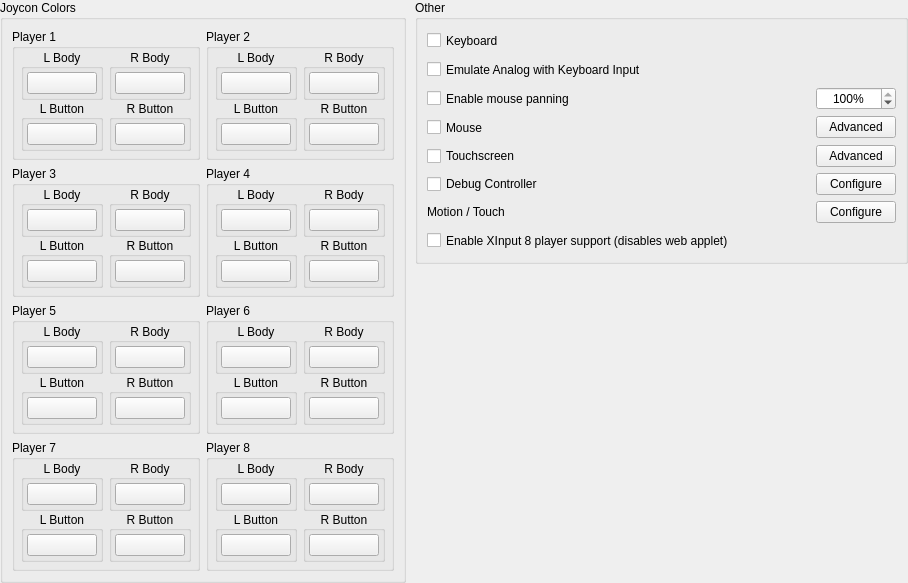
Above: src/yuzu/configuration/configure_input_advanced.ui from QuantumGhost/yuzu before the change. Below: the same form after it.
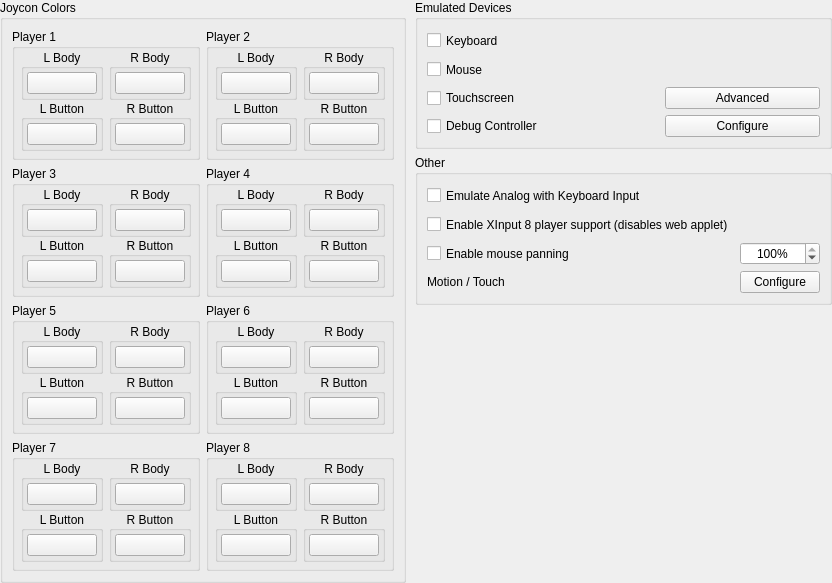
That is the form after the change.

Diff of the .ui file:
```diff
--- a/src/yuzu/configuration/configure_input_advanced.ui
+++ b/src/yuzu/configuration/configure_input_advanced.ui
@@ -2530,7 +2530,7 @@
             <item>
              <widget class="QGroupBox" name="gridGroupBox_3">
               <property name="title">
-               <string>Other</string>
+               <string>Emulated Devices</string>
               </property>
               <layout class="QGridLayout" name="gridLayout_3">
                <item row="0" column="0">
@@ -2547,7 +2547,7 @@
                 </widget>
                </item>
                 <item row="1" column="0">
-                  <widget class="QCheckBox" name="emulate_analog_keyboard">
+                  <widget class="QCheckBox" name="mouse_enabled">
                     <property name="minimumSize">
                       <size>
                         <width>0</width>
@@ -2555,53 +2555,18 @@
                       </size>
                     </property>
                     <property name="text">
-                      <string>Emulate Analog with Keyboard Input</string>
+                      <string>Mouse</string>
                     </property>
                   </widget>
                 </item>
                 <item row="2" column="0">
-                  <widget class="QCheckBox" name="mouse_panning">
-                    <property name="minimumSize">
-                      <size>
-                        <width>0</width>
-                        <height>23</height>
-                      </size>
-                    </property>
+                  <widget class="QCheckBox" name="touchscreen_enabled">
                     <property name="text">
-                      <string>Enable mouse panning</string>
+                      <string>Touchscreen</string>
                     </property>
                   </widget>
                 </item>
-                <item row="2" column="2">
-                    <widget class="QSpinBox" name="mouse_panning_sensitivity">
-                      <property name="toolTip">
-                        <string>Mouse sensitivity</string>
-                      </property>
-                      <property name="alignment">
-                        <set>Qt::AlignCenter</set>
-                      </property>
-                      <property name="suffix">
-                        <string>%</string>
-                      </property>
-                      <property name="minimum">
-                        <number>1</number>
-                      </property>
-                      <property name="maximum">
-                        <number>100</number>
-                      </property>
-                      <property name="value">
-                        <number>100</number>
-                      </property>
-                    </widget>
-                </item>
-               <item row="6" column="2">
-                <widget class="QPushButton" name="touchscreen_advanced">
-                 <property name="text">
-                  <string>Advanced</string>
-                 </property>
-                </widget>
-               </item>
-               <item row="3" column="1">
+               <item row="2" column="1">
                 <spacer name="horizontalSpacer_8">
                  <property name="orientation">
                   <enum>Qt::Horizontal</enum>
@@ -2617,80 +2582,117 @@
                  </property>
                 </spacer>
                </item>
-               <item row="3" column="2">
-                <widget class="QPushButton" name="mouse_advanced">
-                 <property name="text">
-                  <string>Advanced</string>
-                 </property>
-                </widget>
-               </item>
-               <item row="6" column="0">
-                <widget class="QCheckBox" name="touchscreen_enabled">
-                 <property name="text">
-                  <string>Touchscreen</string>
-                 </property>
-                </widget>
-               </item>
+                <item row="2" column="2">
+                  <widget class="QPushButton" name="touchscreen_advanced">
+                    <property name="text">
+                      <string>Advanced</string>
+                    </property>
+                  </widget>
+                </item>
                <item row="3" column="0">
-                <widget class="QCheckBox" name="mouse_enabled">
-                 <property name="minimumSize">
-                  <size>
-                   <width>0</width>
-                   <height>23</height>
-                  </size>
-                 </property>
-                 <property name="text">
-                  <string>Mouse</string>
-                 </property>
-                </widget>
-               </item>
-               <item row="8" column="0">
-                <widget class="QLabel" name="motion_touch">
-                 <property name="text">
-                  <string>Motion / Touch</string>
-                 </property>
-                </widget>
-               </item>
-               <item row="8" column="2">
-                <widget class="QPushButton" name="buttonMotionTouch">
-                 <property name="text">
-                  <string>Configure</string>
-                 </property>
-                </widget>
-               </item>
-               <item row="7" column="0">
                 <widget class="QCheckBox" name="debug_enabled">
                  <property name="text">
                   <string>Debug Controller</string>
                  </property>
                 </widget>
                </item>
-               <item row="7" column="2">
+               <item row="3" column="2">
                 <widget class="QPushButton" name="debug_configure">
                  <property name="text">
                   <string>Configure</string>
                  </property>
                 </widget>
                </item>
-               <item row="9" column="0">
-                 <widget class="QCheckBox" name="enable_raw_input">
-                   <property name="toolTip">
-                     <string>Requires restarting yuzu</string>
-                   </property>
-                   <property name="minimumSize">
-                     <size>
-                       <width>0</width>
-                       <height>23</height>
-                     </size>
-                   </property>
-                   <property name="text">
-                     <string>Enable XInput 8 player support (disables web applet)</string>
-                   </property>
-                 </widget>
-               </item>
               </layout>
              </widget>
             </item>
+             <item>
+               <widget class="QGroupBox" name="otherGroupBox">
+                 <property name="title">
+                   <string>Other</string>
+                 </property>
+                 <layout class="QGridLayout" name="OtherGridLayout">
+                   <item row="1" column="0">
+                     <widget class="QCheckBox" name="emulate_analog_keyboard">
+                       <property name="minimumSize">
+                         <size>
+                           <width>0</width>
+                           <height>23</height>
+                         </size>
+                       </property>
+                       <property name="text">
+                         <string>Emulate Analog with Keyboard Input</string>
+                       </property>
+                     </widget>
+                   </item>
+                   <item row="2" column="0">
+                     <widget class="QCheckBox" name="enable_raw_input">
+                       <property name="toolTip">
+                         <string>Requires restarting yuzu</string>
+                       </property>
+                       <property name="minimumSize">
+                         <size>
+                           <width>0</width>
+                           <height>23</height>
+                         </size>
+                       </property>
+                       <property name="text">
+                         <string>Enable XInput 8 player support (disables web applet)</string>
+                       </property>
+                     </widget>
+                   </item>
+                   <item row="3" column="0">
+                     <widget class="QCheckBox" name="mouse_panning">
+                       <property name="minimumSize">
+                         <size>
+                           <width>0</width>
+                           <height>23</height>
+                         </size>
+                       </property>
+                       <property name="text">
+                         <string>Enable mouse panning</string>
+                       </property>
+                     </widget>
+                   </item>
+                   <item row="3" column="2">
+                     <widget class="QSpinBox" name="mouse_panning_sensitivity">
+                       <property name="toolTip">
+                         <string>Mouse sensitivity</string>
+                       </property>
+                       <property name="alignment">
+                         <set>Qt::AlignCenter</set>
+                       </property>
+                       <property name="suffix">
+                         <string>%</string>
+                       </property>
+                       <property name="minimum">
+                         <number>1</number>
+                       </property>
+                       <property name="maximum">
+                         <number>100</number>
+                       </property>
+                       <property name="value">
+                         <number>100</number>
+                       </property>
+                     </widget>
+                   </item>
+                   <item row="4" column="0">
+                     <widget class="QLabel" name="motion_touch">
+                       <property name="text">
+                         <string>Motion / Touch</string>
+                       </property>
+                     </widget>
+                   </item>
+                   <item row="4" column="2">
+                     <widget class="QPushButton" name="buttonMotionTouch">
+                       <property name="text">
+                         <string>Configure</string>
+                       </property>
+                     </widget>
+                   </item>
+                 </layout>
+               </widget>
+             </item>
             <item>
              <spacer name="verticalSpacer">
               <property name="orientation">
```
Left out of the diff: 4 changed lines with no effect on the pictures.
